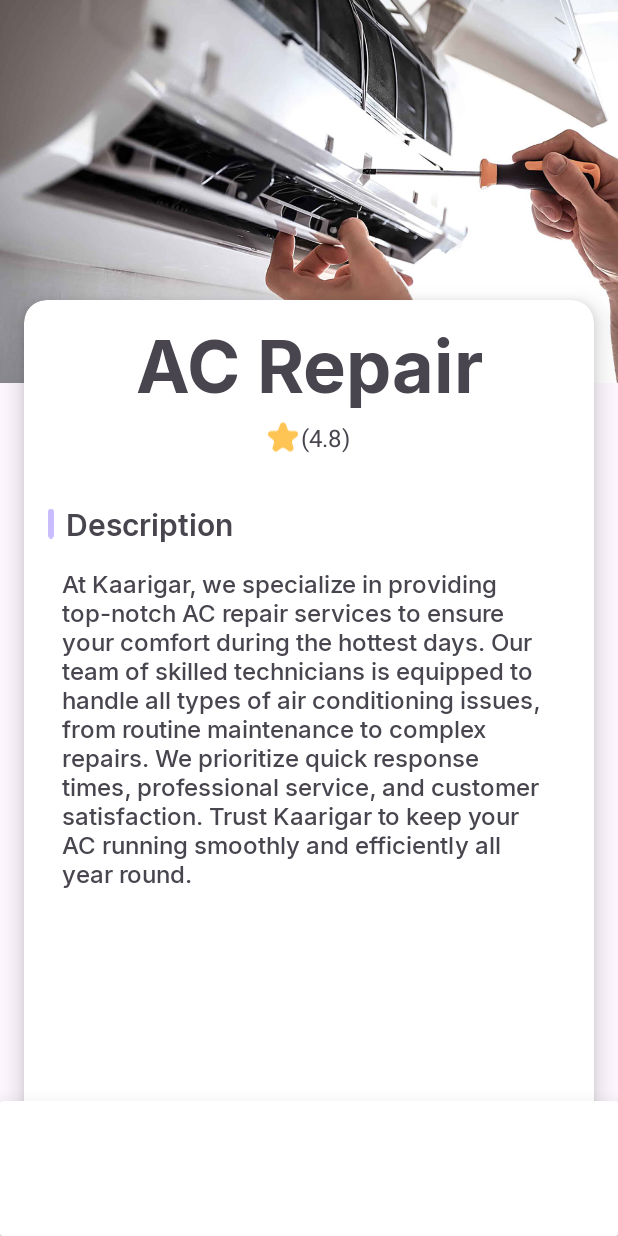
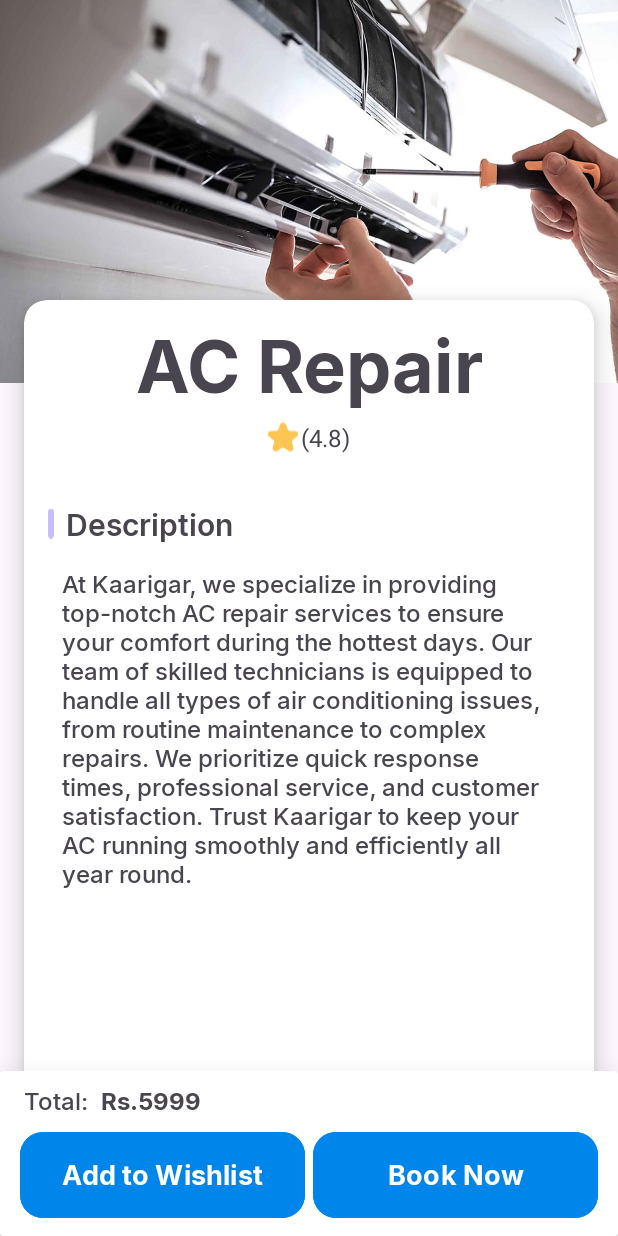
Before and after one commit to Mutashim99/Kaarigar-Android-App, an Android app: the AcDetails1 screen opened directly, with no data from a screen before it, on a phone screen of 412 x 824 dp. Run offline under Robolectric (Android 15) with nearby library versions, the phone set to English and light mode, and no system bars.

Commit message:
deatail page work

```diff
--- /dev/null
+++ b/app/src/main/res/drawable/wishlistbutt.xml
@@ -0,0 +1,12 @@
+<?xml version="1.0" encoding="utf-8"?>
+<shape xmlns:android="http://schemas.android.com/apk/res/android">
+    <solid android:color="#FCFCFC">
+
+    </solid>
+    <corners android:radius="8dp" >
+
+    </corners>
+    <stroke android:color="#EFEFEF" android:width="5dp">
+
+    </stroke>
+</shape>
--- a/app/src/main/res/layout/activity_ac_details1.xml
+++ b/app/src/main/res/layout/activity_ac_details1.xml
@@ -116,10 +116,72 @@
     <androidx.cardview.widget.CardView
         android:id="@+id/frontcard"
         android:layout_width="match_parent"
-        android:layout_height="90dp"
+        android:layout_height="110dp"
         android:background="@drawable/whitebutton"
-        app:cardElevation="20dp"
-        app:layout_constraintBottom_toBottomOf="parent" />
+        app:cardElevation="25dp"
+        app:layout_constraintBottom_toBottomOf="parent">
+
+        <androidx.constraintlayout.widget.ConstraintLayout
+            android:layout_width="match_parent"
+            android:layout_height="match_parent">
+
+            <Button
+                android:id="@+id/button8"
+                android:layout_width="190dp"
+                android:layout_height="65dp"
+                android:layout_marginStart="8dp"
+                android:layout_marginBottom="8dp"
+                android:backgroundTint="@color/maintheme"
+                android:fontFamily="@font/inter_bold"
+                android:text="Add to Wishlist"
+                android:textSize="18sp"
+                app:cornerRadius="15dp"
+                app:layout_constraintBottom_toBottomOf="parent"
+                app:layout_constraintEnd_toStartOf="@+id/booknow"
+                app:layout_constraintHorizontal_bias="0.5"
+                app:layout_constraintStart_toStartOf="parent" />
+
+            <Button
+                android:id="@+id/booknow"
+                android:layout_width="190dp"
+                android:layout_height="65dp"
+                android:layout_marginEnd="8dp"
+                android:layout_marginBottom="8dp"
+                android:backgroundTint="@color/maintheme"
+                android:fontFamily="@font/inter_bold"
+                android:text="Book Now"
+                android:textSize="18sp"
+                app:cornerRadius="15dp"
+                app:layout_constraintBottom_toBottomOf="parent"
+                app:layout_constraintEnd_toEndOf="parent"
+                app:layout_constraintHorizontal_bias="0.5"
+                app:layout_constraintStart_toEndOf="@+id/button8" />
+
+            <TextView
+                android:id="@+id/textView30"
+                android:layout_width="wrap_content"
+                android:layout_height="wrap_content"
+                android:layout_marginStart="8dp"
+                android:layout_marginTop="8dp"
+                android:fontFamily="@font/inter_bold"
+                android:text="Rs.5999"
+                android:textSize="16sp"
+                app:layout_constraintStart_toEndOf="@+id/textView35"
+                app:layout_constraintTop_toTopOf="parent" />
+
+            <TextView
+                android:id="@+id/textView35"
+                android:layout_width="wrap_content"
+                android:layout_height="wrap_content"
+                android:layout_marginStart="16dp"
+                android:layout_marginTop="8dp"
+                android:fontFamily="@font/inter_medium"
+                android:text="Total:"
+                android:textSize="16sp"
+                app:layout_constraintStart_toStartOf="parent"
+                app:layout_constraintTop_toTopOf="parent" />
+        </androidx.constraintlayout.widget.ConstraintLayout>
+    </androidx.cardview.widget.CardView>
 
 
 </androidx.constraintlayout.widget.ConstraintLayout>
```
